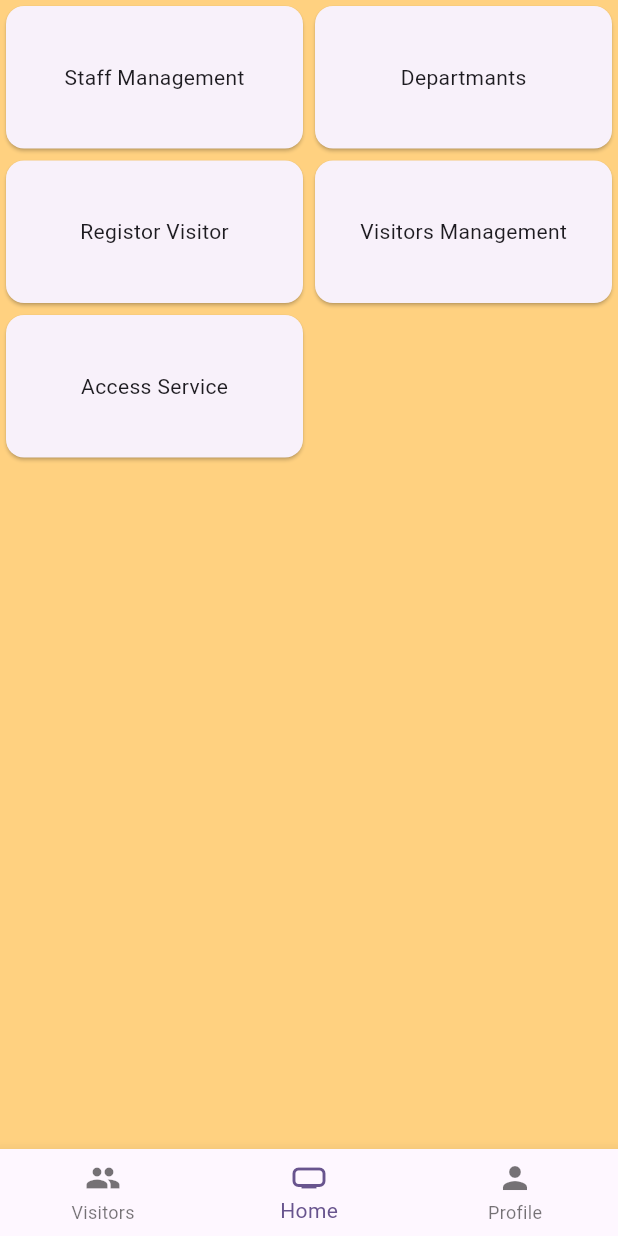
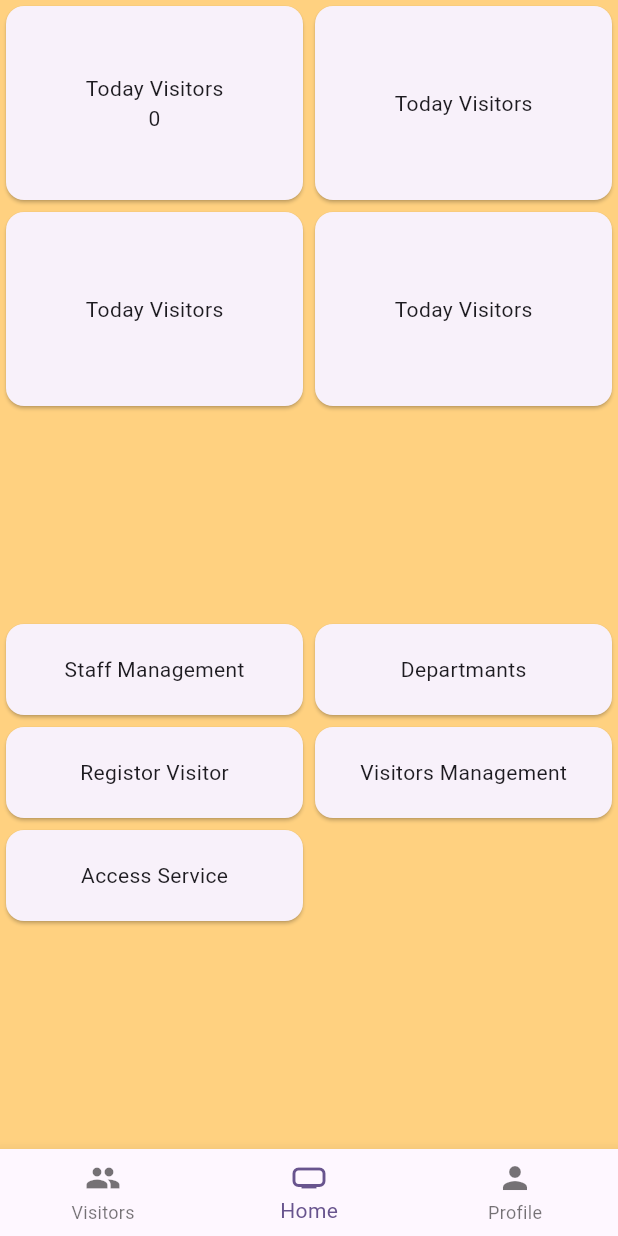
Before and after one commit to zuberypima/visitors-manager, a Flutter app: the screen it shows after launch, on a phone screen of 412 x 824 dp. Run offline on Flutter 3.47's test engine with Material 3 defaults, Android fonts, the phone set to English and light mode, and no system bars; our stand-ins replace cloud_firestore, firebase_auth, firebase_core, get; missing offline and left inert: zego_uikit_prebuilt_call; accounts and stored records are empty.

Commit message:
Update for reports

```diff
--- a/lib/screens/mobileView/menuScreen.dart
+++ b/lib/screens/mobileView/menuScreen.dart
@@ -2,6 +2,7 @@ import 'package:flutter/material.dart';
 import 'package:visitors/screens/mobileView/departmentMobileView.dart';
 import 'package:visitors/screens/mobileView/registerNewVisitor.dart';
 import 'package:visitors/screens/mobileView/staffMobileview.dart';
+import 'package:visitors/widget/reportcards/allvisitorsToday.dart';
 
 class MainMenuScreen extends StatefulWidget {
   const MainMenuScreen({super.key});
@@ -15,14 +16,40 @@ class _MainMenuScreenState extends State<MainMenuScreen> {
   Widget build(BuildContext context) {
     return Scaffold(
       backgroundColor: Colors.orangeAccent[100],
-      body: GridView(
+      body: ListView(
+        children: [
+          SizedBox(
+            height: MediaQuery.of(context).size.height / 2,
+            child: GridView(
               gridDelegate: SliverGridDelegateWithFixedCrossAxisCount(
-            crossAxisCount: 2, childAspectRatio: 2),
+                  crossAxisCount: 2, childAspectRatio: 1.5),
+              children: [
+                todayVisitorsCard(),
+                // Card(
+                //   child: Center(child: Text("Today Visitors")),
+                // ),
+                Card(
+                  child: Center(child: Text("Today Visitors")),
+                ),
+                Card(
+                  child: Center(child: Text("Today Visitors")),
+                ),
+                Card(
+                  child: Center(child: Text("Today Visitors")),
+                )
+              ],
+            ),
+          ),
+          SizedBox(
+            height: MediaQuery.of(context).size.height / 3,
+            child: GridView(
+              gridDelegate: SliverGridDelegateWithFixedCrossAxisCount(
+                  crossAxisCount: 2, childAspectRatio: 3),
               children: [
                 InkWell(
                     onTap: () {
-                Navigator.of(context).push(
-                    MaterialPageRoute(builder: (context) => StaffManagement()));
+                      Navigator.of(context).push(MaterialPageRoute(
+                          builder: (context) => StaffManagement()));
                     },
                     child: serviceCard("Staff Management")),
                 InkWell(
@@ -33,13 +60,15 @@ class _MainMenuScreenState extends State<MainMenuScreen> {
                     child: serviceCard("Departmants")),
                 InkWell(
                     onTap: () {
-                Navigator.of(context).push(
-                    MaterialPageRoute(builder: (context) => RegisterNewVisitor()));
+                      Navigator.of(context).push(MaterialPageRoute(
+                          builder: (context) => RegisterNewVisitor()));
                     },
                     child: serviceCard("Registor Visitor")),
                 serviceCard("Visitors Management"),
-
                 serviceCard("Access Service")
+              ],
+            ),
+          ),
         ],
       ),
     );
--- a/lib/screens/mobileView/services/mobileDataServices.dart
+++ b/lib/screens/mobileView/services/mobileDataServices.dart
@@ -18,6 +18,7 @@ class Mobiledataservices {
       "PhoneNumber": _phoneNumber,
       "StaffId": _staffID,
       "DepartmentName": "NoDepartment",
+      "AccessPriveratge": "None",
     });
   }
 
--- /dev/null
+++ b/lib/screens/provider/data_provider.dart
@@ -0,0 +1,14 @@
+import 'package:flutter/material.dart';
+
+class DataProvider extends ChangeNotifier {
+  // Selected departmetn
+  int _today_visitor = 0;
+
+  int get today_visitor => _today_visitor;
+
+  void get_today_visitors(int vistors) {
+    _today_visitor = vistors;
+    print(vistors);
+    notifyListeners();
+  }
+}
--- /dev/null
+++ b/lib/widget/reportcards/allvisitorsToday.dart
@@ -0,0 +1,36 @@
+import 'package:cloud_firestore/cloud_firestore.dart';
+import 'package:flutter/material.dart';
+import 'package:intl/intl.dart';
+
+Widget todayVisitorsCard() {
+  DateTime nowDate = DateTime.now();
+
+  String formattedDate = DateFormat('dd-MM-yyyy').format(nowDate);
+
+  return StreamBuilder<QuerySnapshot>(
+    stream: FirebaseFirestore.instance
+        .collection('Visitors')
+        .where('Date', isEqualTo: formattedDate)
+        .snapshots(),
+    builder: (BuildContext context, AsyncSnapshot<QuerySnapshot> snapshot) {
+      if (snapshot.hasError) {
+        return const Text('Something went wrong');
+      }
+
+      if (snapshot.connectionState == ConnectionState.waiting) {
+        return const Card(
+          child: Center(child: CircularProgressIndicator()),
+        );
+      }
+      return Card(
+        child: Column(
+          mainAxisAlignment: MainAxisAlignment.center,
+          children: [
+            const Text("Today Visitors"),
+            Text(snapshot.data!.docs.length.toString()),
+          ],
+        ),
+      );
+    },
+  );
+}
```
Also changed, not shown: lib/main.dart (+18 -25 lines), lib/screens/dashboard.dart (deleted, +0 -50 lines), lib/screens/mobileView/services/authServices.dart (+35 -10 lines), lib/screens/servicesDashboard.dart (+9 -8 lines), lib/widget/serviceCard.dart (deleted, +0 -25 lines), lib/widget/staffdropDown.dart (deleted, +0 -36 lines), pubspec.lock, 2 other files. Lines whose indentation alone changed are shown as unchanged.
